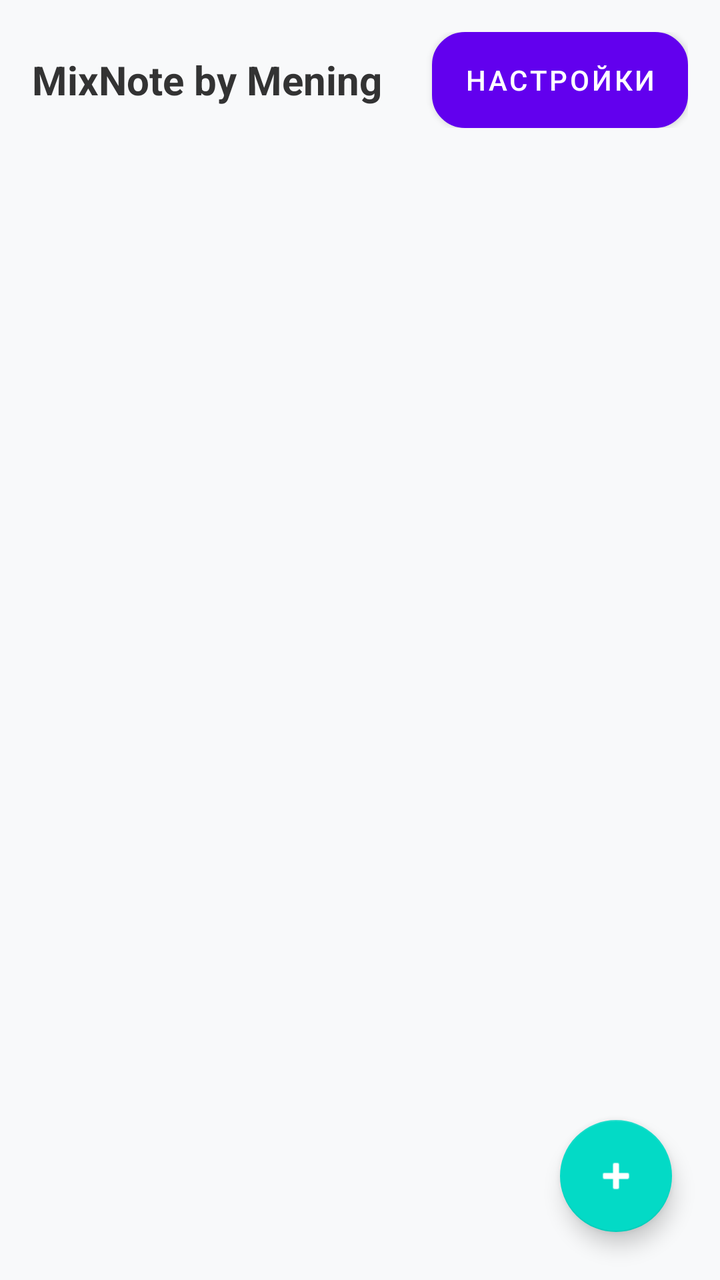
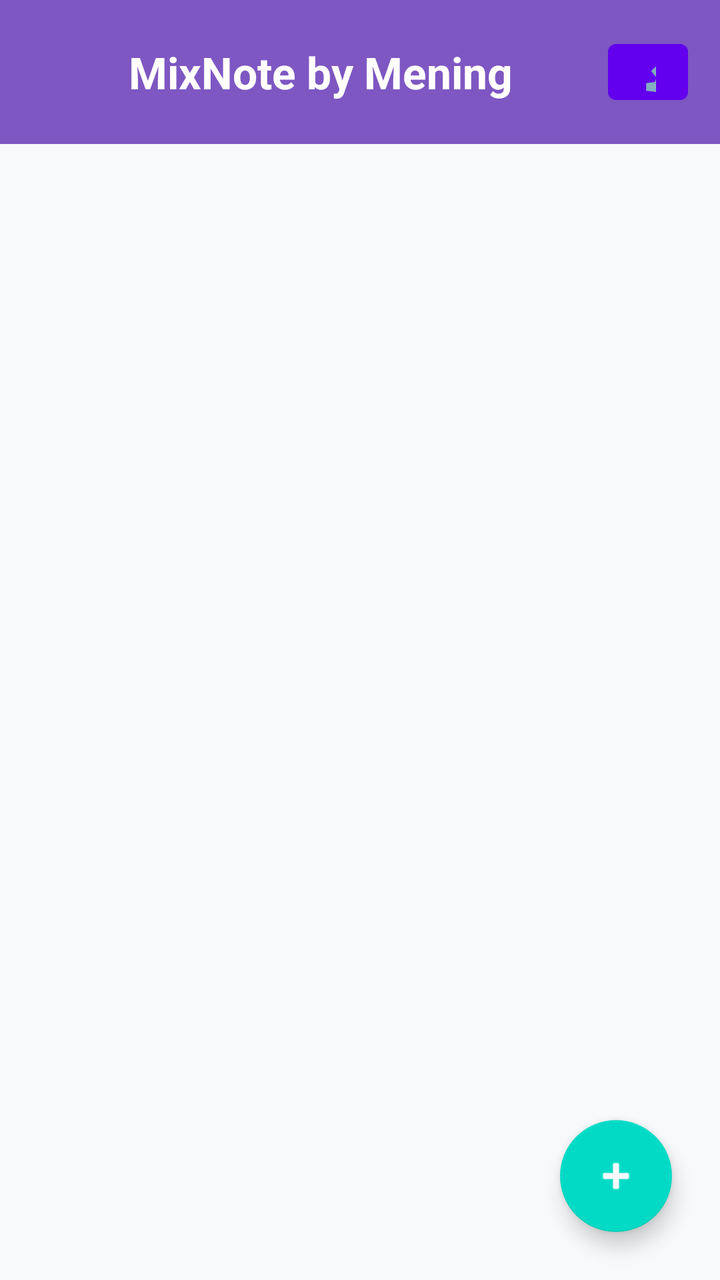

An Android layout rendered at two revisions. The XML below is the earlier revision; the diff shows what the commit changed to produce the second picture.
<!-- AndroidManifest.xml: application theme Theme.MixNote -->
<!-- res/layout/activity_main.xml -->
<?xml version="1.0" encoding="utf-8"?>
<androidx.constraintlayout.widget.ConstraintLayout 
    xmlns:android="http://schemas.android.com/apk/res/android"
    xmlns:app="http://schemas.android.com/apk/res-auto"
    android:layout_width="match_parent"
    android:layout_height="match_parent"
    android:background="#F8F9FA">

    
    <LinearLayout
        android:id="@+id/topBar"
        android:layout_width="match_parent"
        android:layout_height="wrap_content"
        android:orientation="horizontal"
        android:padding="16dp"
        android:gravity="center_vertical"
        app:layout_constraintTop_toTopOf="parent">

        <TextView
            android:layout_width="0dp"
            android:layout_height="wrap_content"
            android:layout_weight="1"
            android:text="MixNote by Mening"
            android:textSize="20sp"
            android:textStyle="bold"
            android:textColor="#333333" />

        <Button
            android:id="@+id/btnSettings"
            android:layout_width="wrap_content"
            android:layout_height="wrap_content"
            android:text="Настройки"
            android:textColor="#FFFFFF"
            android:background="@drawable/rounded_button" />
    </LinearLayout>

    <androidx.recyclerview.widget.RecyclerView
        android:id="@+id/recyclerViewNotes"
        android:layout_width="match_parent"
        android:layout_height="0dp"
        android:padding="8dp"
        app:layout_constraintTop_toBottomOf="@id/topBar"
        app:layout_constraintBottom_toBottomOf="parent" />

    <com.google.android.material.floatingactionbutton.FloatingActionButton
        android:id="@+id/fabAddNote"
        android:layout_width="wrap_content"
        android:layout_height="wrap_content"
        android:layout_margin="24dp"
        android:src="@android:drawable/ic_input_add"
        app:tint="#FFFFFF"
        app:layout_constraintBottom_toBottomOf="parent"
        app:layout_constraintEnd_toEndOf="parent" />

</androidx.constraintlayout.widget.ConstraintLayout>
<!-- resources referenced by this layout -->
<resources>
  <!-- drawable rounded_button (drawable) -->
  <?xml version="1.0" encoding="utf-8"?>
  <shape xmlns:android="http://schemas.android.com/apk/res/android"
      android:shape="rectangle">
      <solid android:color="#EDE7F6" />
      <corners android:radius="16dp" />
      <stroke android:width="1dp" android:color="#7E57C2" />
  </shape>
  <style name="Theme.MixNote" parent="Theme.MaterialComponents.Light.NoActionBar">
          <item name="colorPrimary">#FF6200EE</item>
          <item name="colorOnPrimary">#FFFFFF</item>
      </style>
</resources>

<!-- the commit's change to res/layout/activity_main.xml (unified diff, before → after) -->
@@ -14,6 +14,7 @@
         android:orientation="horizontal"
         android:padding="16dp"
         android:gravity="center_vertical"
+        android:background="#7E57C2"
         app:layout_constraintTop_toTopOf="parent">
 
         <TextView
@@ -21,17 +22,18 @@
             android:layout_height="wrap_content"
             android:layout_weight="1"
             android:text="MixNote by Mening"
-            android:textSize="20sp"
+            android:textSize="22sp"
             android:textStyle="bold"
-            android:textColor="#333333" />
+            android:gravity="center"
+            android:textColor="#FFFFFF" />
 
         <Button
             android:id="@+id/btnSettings"
-            android:layout_width="wrap_content"
-            android:layout_height="wrap_content"
-            android:text="Настройки"
-            android:textColor="#FFFFFF"
-            android:background="@drawable/rounded_button" />
+            android:layout_width="40dp"
+            android:layout_height="40dp"
+            android:background="@null"
+            android:text="⚙️"
+            android:textSize="24sp" />
     </LinearLayout>
 
     <androidx.recyclerview.widget.RecyclerView
@@ -42,6 +44,7 @@
         app:layout_constraintTop_toBottomOf="@id/topBar"
         app:layout_constraintBottom_toBottomOf="parent" />
 
+    
     <com.google.android.material.floatingactionbutton.FloatingActionButton
         android:id="@+id/fabAddNote"
         android:layout_width="wrap_content"
<!-- resource entries referenced after the edit -->
@@ -1,13 +1,5 @@
 <!-- resources referenced by this layout -->
 <resources>
-  <!-- drawable rounded_button (drawable) -->
-  <?xml version="1.0" encoding="utf-8"?>
-  <shape xmlns:android="http://schemas.android.com/apk/res/android"
-      android:shape="rectangle">
-      <solid android:color="#EDE7F6" />
-      <corners android:radius="16dp" />
-      <stroke android:width="1dp" android:color="#7E57C2" />
-  </shape>
   <style name="Theme.MixNote" parent="Theme.MaterialComponents.Light.NoActionBar">
           <item name="colorPrimary">#FF6200EE</item>
           <item name="colorOnPrimary">#FFFFFF</item>
